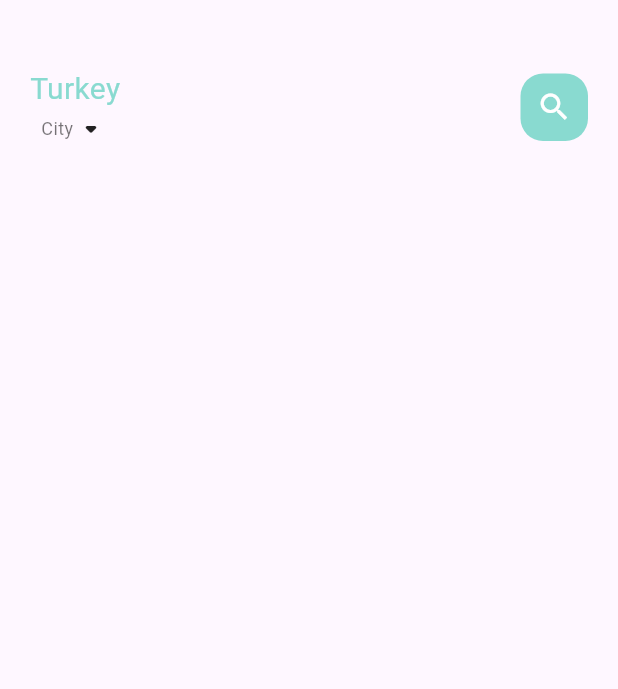
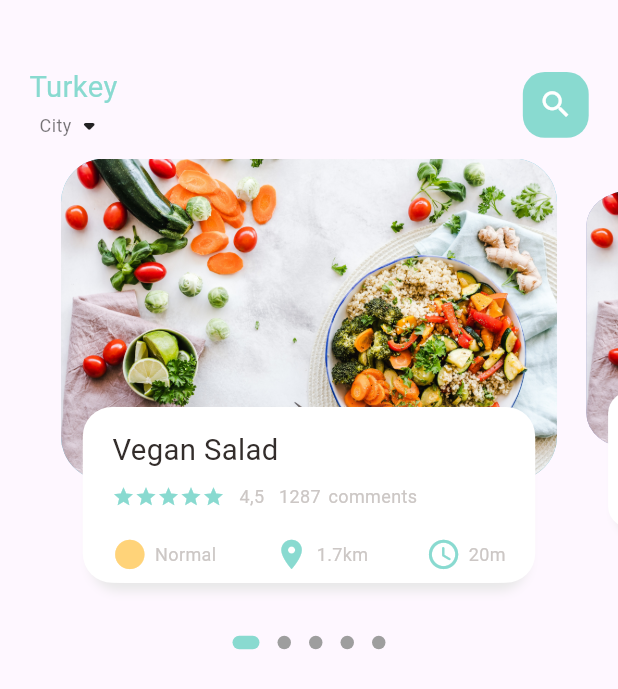
Before and after one commit to onurmelikoglu/EcommerceApp, a Flutter app: the screen it shows after launch, on a phone screen of 412 x 824 dp. Shown: the top 689 px of the screen. Run offline on Flutter 3.47's test engine with Material 2 defaults, Android fonts, the phone set to English and light mode, and no system bars; drawn by our look-alikes of dots_indicator; our stand-ins replace get.

Commit message:
slide sections added

```diff
--- a/lib/home/food_page_body.dart
+++ b/lib/home/food_page_body.dart
@@ -0,0 +1,197 @@
+import 'package:dots_indicator/dots_indicator.dart';
+import 'package:ecommerceapp/utils/colors.dart';
+import 'package:ecommerceapp/utils/dimentions.dart';
+import 'package:ecommerceapp/widgets/big_text.dart';
+import 'package:ecommerceapp/widgets/icon_and_text_widget.dart';
+import 'package:ecommerceapp/widgets/small_text.dart';
+import 'package:flutter/cupertino.dart';
+import 'package:flutter/material.dart';
+
+class FoodPageBody extends StatefulWidget {
+  const FoodPageBody({super.key});
+
+  @override
+  State<FoodPageBody> createState() => _FoodPageBodyState();
+}
+
+class _FoodPageBodyState extends State<FoodPageBody> {
+  PageController pageController = PageController(viewportFraction: 0.85);
+  var _currPageValue = 0.0;
+  double _scaleFactor = 0.8;
+  double _height = Dimentions.pageViewContainer;
+
+  @override
+  void initState() {
+    super.initState();
+    pageController.addListener(() {
+      setState(() {
+        _currPageValue = pageController.page!;
+        //print("Current value: " + _currPageValue.toString());
+      });
+    });
+  }
+
+  @override
+  void dispose() {
+    pageController.dispose();
+  }
+
+  @override
+  Widget build(BuildContext context) {
+    return Column(
+      children: [
+        Container(
+          // color: Colors.amber,
+          height: Dimentions.pageView,
+          child: PageView.builder(
+              controller: pageController,
+              itemCount: 5,
+              itemBuilder: (context, position) {
+                return _buildPageItem(position);
+              }),
+        ),
+        new DotsIndicator(
+              dotsCount: 5,
+              position: _currPageValue,
+              decorator: DotsDecorator(
+                activeColor: AppColors.mainColor,
+                size: const Size.square(9.0),
+                activeSize: const Size(18.0, 9.0),
+                activeShape: RoundedRectangleBorder(borderRadius: BorderRadius.circular(5.0)),
+              ),
+            )
+      ],
+    );
+  }
+
+  Widget _buildPageItem(int index) {
+    Matrix4 matrix = new Matrix4.identity();
+    if (index == _currPageValue.floor()) {
+      var currScale = 1 - (_currPageValue - index) * (1 - _scaleFactor);
+      var currTrans = _height * (1 - currScale) / 2;
+      matrix = Matrix4.diagonal3Values(1, currScale, 1)
+        ..setTranslationRaw(0, currTrans, 0);
+    } else if (index == _currPageValue.floor() + 1) {
+      var currScale =
+          _scaleFactor + (_currPageValue - index + 1) * (1 - _scaleFactor);
+      var currTrans = _height * (1 - currScale) / 2;
+      matrix = Matrix4.diagonal3Values(1, currScale, 1);
+      matrix = Matrix4.diagonal3Values(1, currScale, 1)
+        ..setTranslationRaw(0, currTrans, 0);
+    } else if (index == _currPageValue.floor() - 1) {
+      var currScale = 1 - (_currPageValue - index) * (1 - _scaleFactor);
+      var currTrans = _height * (1 - currScale) / 2;
+      matrix = Matrix4.diagonal3Values(1, currScale, 1);
+      matrix = Matrix4.diagonal3Values(1, currScale, 1)
+        ..setTranslationRaw(0, currTrans, 0);
+    } else {
+      var currScale = 0.8;
+      matrix = Matrix4.diagonal3Values(1, currScale, 1)
+        ..setTranslationRaw(0, _height*(1-_scaleFactor)/2, 1);
+    }
+
+    return Transform(
+      transform: matrix,
+      child: Stack(
+        children: [
+          Container(
+            height: Dimentions.pageViewContainer,
+            margin: EdgeInsets.only(left: Dimentions.width10, right: Dimentions.width10),
+            decoration: BoxDecoration(
+                borderRadius: BorderRadius.circular(Dimentions.radius30),
+                color: index.isEven ? Color(0xFF69c5df) : Color(0xFF9294cc),
+                image: DecorationImage(
+                    fit: BoxFit.cover,
+                    image: AssetImage("assets/image/food002.jpg"))),
+          ),
+          Align(
+            alignment: Alignment.bottomCenter,
+            child: Container(
+              height: Dimentions.pageViewTextContainer,
+              margin: EdgeInsets.only(left: Dimentions.width30, right: Dimentions.width30, bottom: Dimentions.height30),
+              decoration: BoxDecoration(
+                borderRadius: BorderRadius.circular(Dimentions.radius20),
+                color: Colors.white,
+                boxShadow: [
+                  BoxShadow(
+                    color: Color(0xFFe8e8e8),
+                    blurRadius: 5.0,
+                    offset: Offset(0, 5)
+                  ),
+                  BoxShadow(
+                    color: Colors.white,
+                    offset: Offset(-5, 0)
+                  ),
+                  BoxShadow(
+                    color: Colors.white,
+                    offset: Offset(5, 0)
+                  )
+                ]
+              ),
+              child: Container(
+                padding: EdgeInsets.only(top: Dimentions.height15, left: Dimentions.width15, right: Dimentions.width15),
+                child: Column(
+                  crossAxisAlignment: CrossAxisAlignment.start,
+                  children: [
+                    BigText(text: "Vegan Salad"),
+                    SizedBox(height: Dimentions.height10),
+                    Row(
+                      children: [
+                        Wrap(
+                          children: List.generate(
+                              5,
+                              (index) => Icon(
+                                    Icons.star,
+                                    color: AppColors.mainColor,
+                                    size: 15,
+                                  )),
+                        ),
+                        SizedBox(
+                          width: Dimentions.width10,
+                        ),
+                        SmallText(text: "4,5"),
+                        SizedBox(
+                          width: Dimentions.width10,
+                        ),
+                        SmallText(
+                          text: "1287",
+                        ),
+                        SizedBox(
+                          width: 5,
+                        ),
+                        SmallText(text: "comments")
+                      ],
+                    ),
+                    SizedBox(
+                      height: Dimentions.height20,
+                    ),
+                    Row(
+                      mainAxisAlignment: MainAxisAlignment.spaceBetween,
+                      children: [
+                        IconAndTextWidget(
+                            icon: Icons.circle,
+                            text: "Normal",
+                            color: AppColors.textColor,
+                            iconColor: AppColors.yellowColor),
+                        IconAndTextWidget(
+                            icon: Icons.location_on,
+                            text: "1.7km",
+                            color: AppColors.textColor,
+                            iconColor: AppColors.mainColor),
+                        IconAndTextWidget(
+                            icon: Icons.access_time_rounded,
+                            text: "20m",
+                            color: AppColors.textColor,
+                            iconColor: AppColors.mainColor),
+                      ],
+                    )
+                  ],
+                ),
+              ),
+            ),
+          )
+        ],
+      ),
+    );
+  }
+}
--- a/lib/home/main_food_page.dart
+++ b/lib/home/main_food_page.dart
@@ -1,4 +1,6 @@
+import 'package:ecommerceapp/home/food_page_body.dart';
 import 'package:ecommerceapp/utils/colors.dart';
+import 'package:ecommerceapp/utils/dimentions.dart';
 import 'package:ecommerceapp/widgets/big_text.dart';
 import 'package:ecommerceapp/widgets/small_text.dart';
 import 'package:flutter/material.dart';
@@ -17,8 +19,8 @@ class _MainFoodPageState extends State<MainFoodPage> {
         body: Column(
       children: [
         Container(
-          margin: EdgeInsets.only(top: 45, bottom: 10),
-          padding: EdgeInsets.only(left: 20, right: 20),
+          margin: EdgeInsets.only(top: Dimentions.height45, bottom: Dimentions.height10),
+          padding: EdgeInsets.only(left: Dimentions.width20, right: Dimentions.width20),
           child: Container(
             child: Row(
               mainAxisAlignment: MainAxisAlignment.spaceBetween,
@@ -36,21 +38,23 @@ class _MainFoodPageState extends State<MainFoodPage> {
                 ),
                 Center(
                   child: Container(
-                    width: 45,
-                    height: 45,
+                    width: Dimentions.width45,
+                    height: Dimentions.height45,
                     child: Icon(
                       Icons.search,
                       color: Colors.white,
+                      size: Dimentions.iconSize24
                     ),
                     decoration: BoxDecoration(
-                        borderRadius: BorderRadius.circular(15),
+                        borderRadius: BorderRadius.circular(Dimentions.radius15),
                         color: AppColors.mainColor),
                   ),
                 )
               ],
             ),
           ),
-        )
+        ),
+        FoodPageBody()
       ],
     ));
   }
--- a/lib/main.dart
+++ b/lib/main.dart
@@ -1,5 +1,6 @@
 import 'package:ecommerceapp/home/main_food_page.dart';
 import 'package:flutter/material.dart';
+import 'package:get/get.dart';
 
 void main() {
   runApp(const MyApp());
@@ -11,7 +12,7 @@ class MyApp extends StatelessWidget {
   // This widget is the root of your application.
   @override
   Widget build(BuildContext context) {
-    return MaterialApp(
+    return GetMaterialApp(
       debugShowCheckedModeBanner: false,
       title: 'Flutter Demo',
       theme: ThemeData(
--- /dev/null
+++ b/lib/utils/dimentions.dart
@@ -0,0 +1,30 @@
+import 'package:get/get.dart';
+
+class Dimentions {
+  static double screenHeight = Get.context!.height;
+  static double screenWidth = Get.context!.width;
+
+  static double pageView = screenHeight / 2.64;
+  static double pageViewContainer = screenHeight / 3.84;
+  static double pageViewTextContainer = screenHeight / 7.03;
+  // dynamic height for padding and margin
+  static double height10 = screenHeight / 84.4;
+  static double height15 = screenHeight / 56.27;
+  static double height20 = screenHeight / 42.2;
+  static double height30 = screenHeight / 28.13;
+  static double height45 = screenHeight / 18.76;
+  // dynamic width for padding and margin
+  static double width10 = screenHeight / 84.4;
+  static double width15 = screenHeight / 56.27;
+  static double width20 = screenHeight / 42.2;
+  static double width30 = screenHeight / 28.13;
+  static double width45 = screenHeight / 18.76;
+
+  static double font20 = screenHeight / 42.2;
+
+  static double radius15 = screenHeight / 56.27;
+  static double radius20 = screenHeight / 42.2;
+  static double radius30 = screenHeight / 28.13;
+
+  static double iconSize24 = screenHeight / 35.17;
+}
--- a/lib/widgets/big_text.dart
+++ b/lib/widgets/big_text.dart
@@ -1,3 +1,4 @@
+import 'package:ecommerceapp/utils/dimentions.dart';
 import 'package:flutter/cupertino.dart';
 
 class BigText extends StatelessWidget {
@@ -7,7 +8,7 @@ class BigText extends StatelessWidget {
   TextOverflow overFlow;
   BigText({Key? key,
       this.color = const Color(0xFF332d2b),
-      this.size = 20,
+      this.size = 0,
       required this.text,
       this.overFlow = TextOverflow.ellipsis
       }) : super(key: key);
@@ -20,7 +21,7 @@ class BigText extends StatelessWidget {
         style: TextStyle(
             color: color,
             fontWeight: FontWeight.w400,
-            fontSize: size,
+            fontSize: size == 0 ? Dimentions.font20:size,
             fontFamily: "Roboto"
         )
     );
--- /dev/null
+++ b/lib/widgets/icon_and_text_widget.dart
@@ -0,0 +1,28 @@
+import 'package:ecommerceapp/utils/dimentions.dart';
+import 'package:ecommerceapp/widgets/small_text.dart';
+import 'package:flutter/cupertino.dart';
+
+class IconAndTextWidget extends StatelessWidget {
+  final IconData icon;
+  final String text;
+  final Color color;
+  final Color iconColor;
+  const IconAndTextWidget({
+    super.key,
+    required this.icon,
+    required this.text,
+    required this.color,
+    required this.iconColor
+  });
+
+  @override
+  Widget build(BuildContext context) {
+    return Row(
+      children: [
+        Icon(icon, color: iconColor, size: Dimentions.iconSize24,),
+        SizedBox(width: 5,),
+        SmallText(text: text, color: color)
+      ],
+    );
+  }
+}
--- a/pubspec.yaml
+++ b/pubspec.yaml
@@ -30,7 +30,8 @@ environment:
 dependencies:
   flutter:
     sdk: flutter
-
+  get: ^4.3.8
+  dots_indicator: ^2.1.1
 
   # The following adds the Cupertino Icons font to your application.
   # Use with the CupertinoIcons class for iOS style icons.
```
Also changed, not shown: assets/image/food001.jpg (added), assets/image/food002.jpg (added), assets/image/food003.jpg (added), assets/image/food004.jpg (added), assets/image/food005.jpg (added), pubspec.lock.
